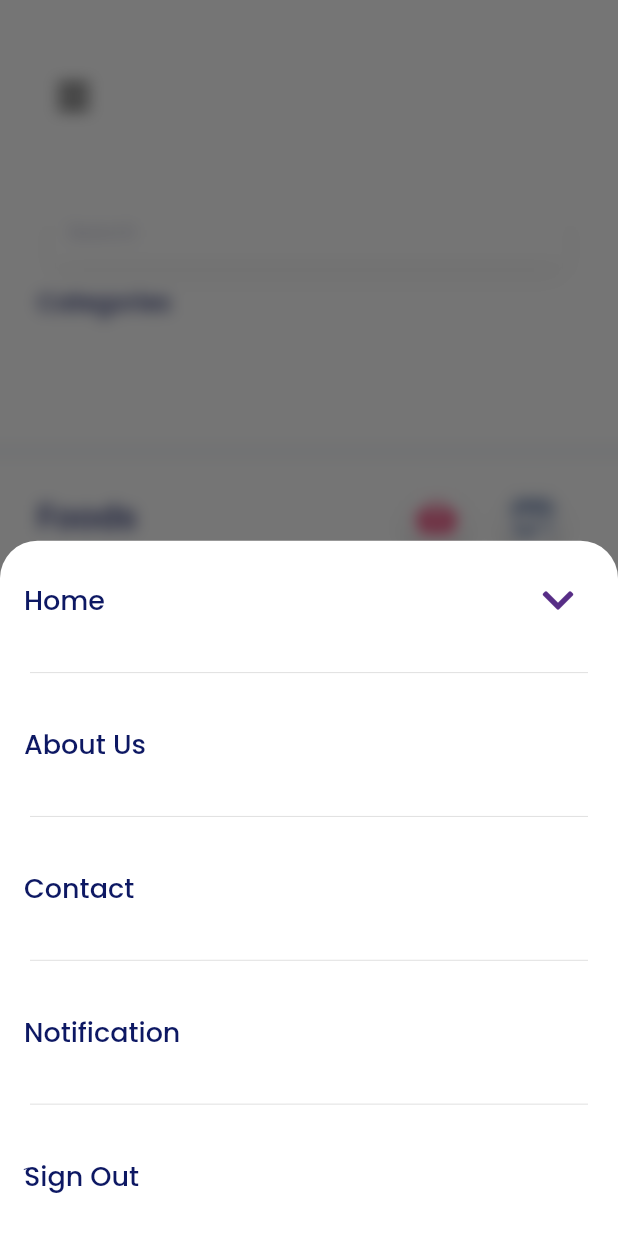
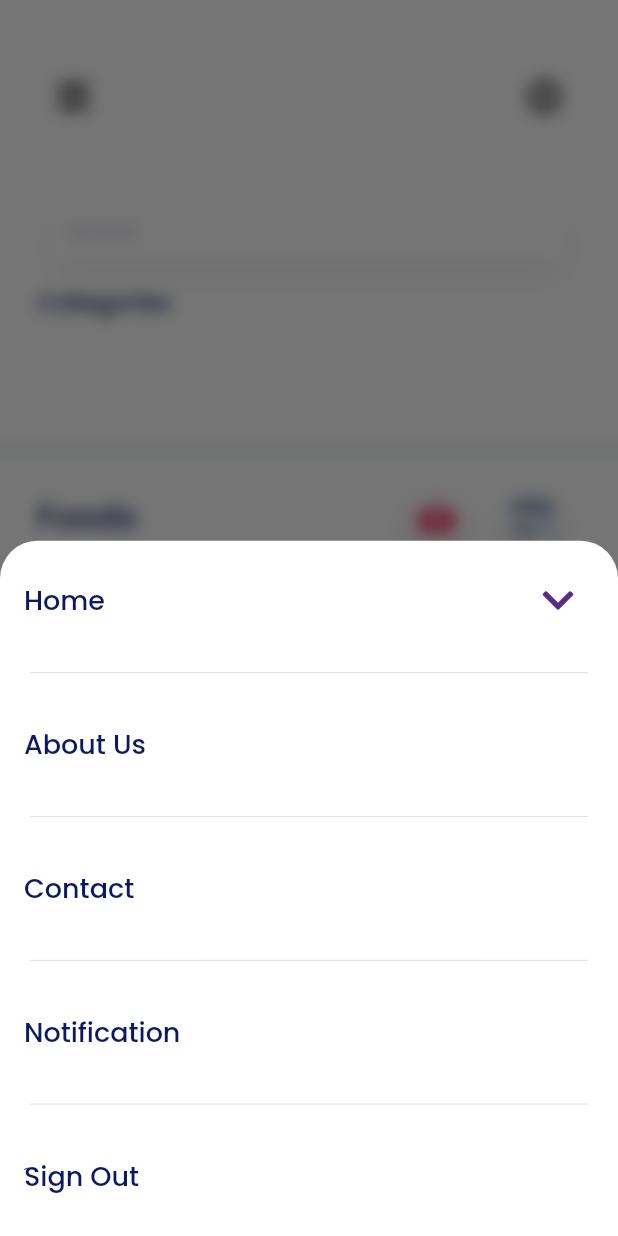
Before and after one commit to LaRoza-dev/Frigo-Frontend, a Flutter app: the HomePage screen opened by its route, after a tap on an icon or button, on a phone screen of 412 x 824 dp. Run offline on Flutter 3.47's test engine with Material 2 defaults, Android fonts, the phone set to English and light mode, and no system bars; our stand-ins replace flutter_dotenv, font_awesome_flutter, form_field_validator, get, get_storage, google_sign_in and 1 more; accounts and stored records are empty.

Commit message:
profile button added to homescreen

```diff
--- a/lib/screens/home_page.dart
+++ b/lib/screens/home_page.dart
@@ -1,5 +1,6 @@
 import 'package:flutter/material.dart';
 import 'package:font_awesome_flutter/font_awesome_flutter.dart';
+import 'package:fridge/components/profile_modal.dart';
 import 'package:fridge/constants.dart';
 import 'package:fridge/components/textFields.dart';
 import 'package:fridge/components/buttons.dart';
@@ -15,7 +16,9 @@ class HomePage extends StatelessWidget {
       backgroundColor: kBackgroundColor,
       body: SingleChildScrollView(
         reverse: true,
-        child: Container(height: height,width: width,
+        child: Container(
+          height: height,
+          width: width,
           child: SafeArea(
             child: Column(
               children: [
@@ -29,12 +32,18 @@ class HomePage extends StatelessWidget {
                       crossAxisAlignment: CrossAxisAlignment.start,
                       children: [
                         Expanded(
-                          child: Row(
+                          child: Row(mainAxisAlignment: MainAxisAlignment.spaceBetween,
                             children: [
                               IconButton(
-                              onPressed: () {modalMenu(context);
-                              },
-                              icon: FaIcon(FontAwesomeIcons.bars)),
+                                  onPressed: () {
+                                    modalMenu(context);
+                                  },
+                                  icon: FaIcon(FontAwesomeIcons.bars)),
+                              IconButton(
+                                  onPressed: () {
+                                    profileModalMenu(context);
+                                  },
+                                  icon: FaIcon(FontAwesomeIcons.userCircle)),
                             ],
                           ),
                         ),
@@ -68,9 +77,11 @@ class HomePage extends StatelessWidget {
                           Expanded(
                             flex: 1,
                             child: Padding(
-                              padding: const EdgeInsets.symmetric(horizontal: 25),
+                              padding:
+                                  const EdgeInsets.symmetric(horizontal: 25),
                               child: Row(
-                                mainAxisAlignment: MainAxisAlignment.spaceBetween,
+                                mainAxisAlignment:
+                                    MainAxisAlignment.spaceBetween,
                                 children: [
                                   Text(
                                     'Foods',
@@ -98,7 +109,8 @@ class HomePage extends StatelessWidget {
                           Expanded(
                               flex: 7,
                               child: Padding(
-                                padding: const EdgeInsets.symmetric(vertical: 8),
+                                padding:
+                                    const EdgeInsets.symmetric(vertical: 8),
                                 child: ListView(
                                   children: [
                                     FoodTile(
```
